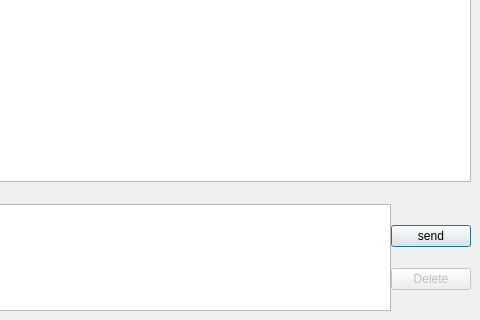
Open-MSS/MSS, file mslib/msui/ui/ui_mscolab_project_window.ui: the form before one commit; both pictures show x 387 to 867 and y 367 to 687 of the 867 by 687 pixel window.
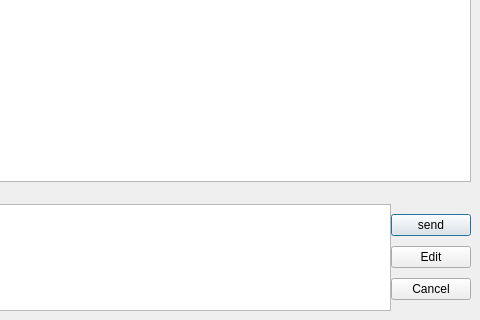
The form after the commit.

Commit message: added message edit function in mscolab chat

Diff of the .ui file:
```diff
--- a/mslib/msui/ui/ui_mscolab_project_window.ui
+++ b/mslib/msui/ui/ui_mscolab_project_window.ui
@@ -189,12 +189,19 @@
                  </widget>
                 </item>
                 <item>
-                 <widget class="QPushButton" name="deleteMessageBtn">
+                 <widget class="QPushButton" name="editMessageBtn">
+                  <property name="text">
+                   <string>Edit</string>
+                  </property>
+                 </widget>
+                </item>
+                <item>
+                 <widget class="QPushButton" name="cancelEditBtn">
                   <property name="enabled">
-                   <bool>false</bool>
+                   <bool>true</bool>
                   </property>
                   <property name="text">
-                   <string>Delete</string>
+                   <string>Cancel</string>
                   </property>
                  </widget>
                 </item>
```
The commit also changes 6 other files.
